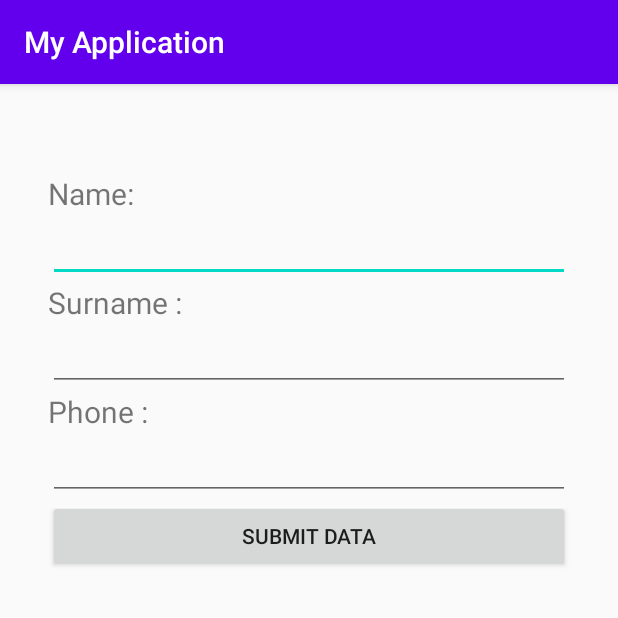
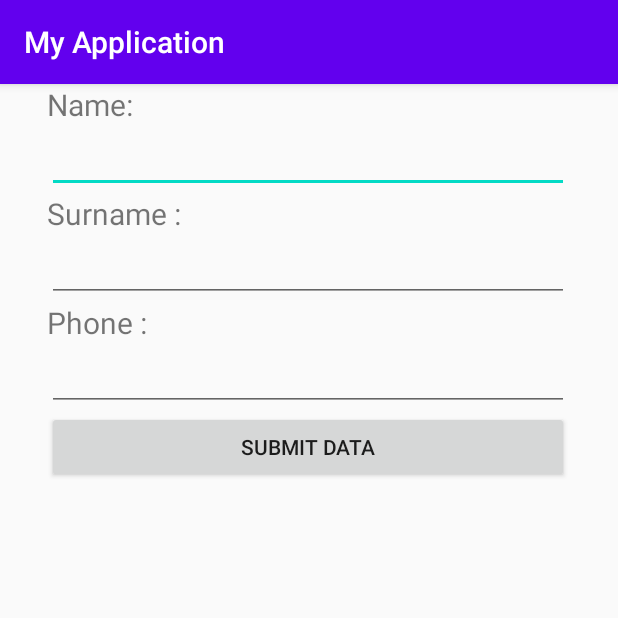
Before and after one commit to wizta/PhonebookApp, an Android app: the screen it shows after launch (MainActivity), after a tap on "SUBMIT DATA", on a phone screen of 412 x 824 dp, the top half of it. Run offline under Robolectric (Android 15) with nearby library versions, the phone set to English and light mode, and no system bars.

```diff
--- a/app/src/main/java/com/example/phonebook/MainActivity.java
+++ b/app/src/main/java/com/example/phonebook/MainActivity.java
@@ -28,16 +28,24 @@ public class MainActivity extends AppCompatActivity {
         submit.setOnClickListener(new View.OnClickListener() {
             @Override
             public void onClick(View v) {
+                /*
                 Context context = getApplicationContext();
                 CharSequence text ="Successfully submit";
                 int duration = Toast.LENGTH_LONG;
                 Toast toast = Toast.makeText(context,text,duration);
                 toast.show();
-
-            /*
+                 */
+                /*check null form
+                if(name.getText()==) {
+                Toast.makeText(getApplicationContext(),"No value on form",Toast.LENGTH_LONG.show());
+                }
+                else {
+                    Toast.makeText(getApplicationContext(), "Name :  " + name.getText().toString() + " \n" + "Surname :  " + surname.getText().toString()
+                            + " \n" + "Phone :  " + phone.getText().toString(), Toast.LENGTH_LONG).show();
+                }
+                 */
                 Toast.makeText(getApplicationContext(), "Name :  " + name.getText().toString() + " \n" + "Surname :  " + surname.getText().toString()
                         + " \n" + "Phone :  " + phone.getText().toString(), Toast.LENGTH_LONG).show();
-                        */
             }
         });
 
--- a/app/src/main/res/layout/activity_main.xml
+++ b/app/src/main/res/layout/activity_main.xml
@@ -12,15 +12,17 @@
         android:orientation="vertical"
         app:layout_constraintBottom_toBottomOf="parent"
         app:layout_constraintEnd_toEndOf="parent"
+        app:layout_constraintHorizontal_bias="0.492"
         app:layout_constraintStart_toStartOf="parent"
-        app:layout_constraintTop_toTopOf="parent">
+        app:layout_constraintTop_toTopOf="parent"
+        app:layout_constraintVertical_bias="0.0">
 
         <TextView
             android:id="@+id/textViewName"
             android:layout_width="match_parent"
             android:layout_height="wrap_content"
-            android:textSize="20dp"
-            android:text="Name:" />
+            android:text="Name:"
+            android:textSize="20dp" />
 
         <EditText
             android:id="@+id/editTextName"
@@ -33,29 +35,29 @@
             android:id="@+id/textViewSurname"
             android:layout_width="match_parent"
             android:layout_height="wrap_content"
-            android:textSize="20dp"
-            android:text="Surname :" />
+            android:text="Surname :"
+            android:textSize="20dp" />
 
         <EditText
             android:id="@+id/editTextSurname"
             android:layout_width="match_parent"
             android:layout_height="wrap_content"
             android:ems="10"
-            android:inputType="text"/>
+            android:inputType="text" />
 
         <TextView
             android:id="@+id/textViewPhone"
             android:layout_width="match_parent"
             android:layout_height="wrap_content"
-            android:textSize="20dp"
-            android:text="Phone :" />
+            android:text="Phone :"
+            android:textSize="20dp" />
 
         <EditText
             android:id="@+id/editTextPhone"
             android:layout_width="match_parent"
             android:layout_height="wrap_content"
             android:ems="10"
-            android:inputType="text" />
+            android:inputType="number" />
 
         <Button
             android:id="@+id/btnsubmit"
--- a/build.gradle
+++ b/build.gradle
@@ -8,7 +8,7 @@ buildscript {
 
     }
     dependencies {
-        classpath 'com.android.tools.build:gradle:3.6.1'
+        classpath 'com.android.tools.build:gradle:3.6.3'
 
 
         // NOTE: Do not place your application dependencies here; they belong
```
